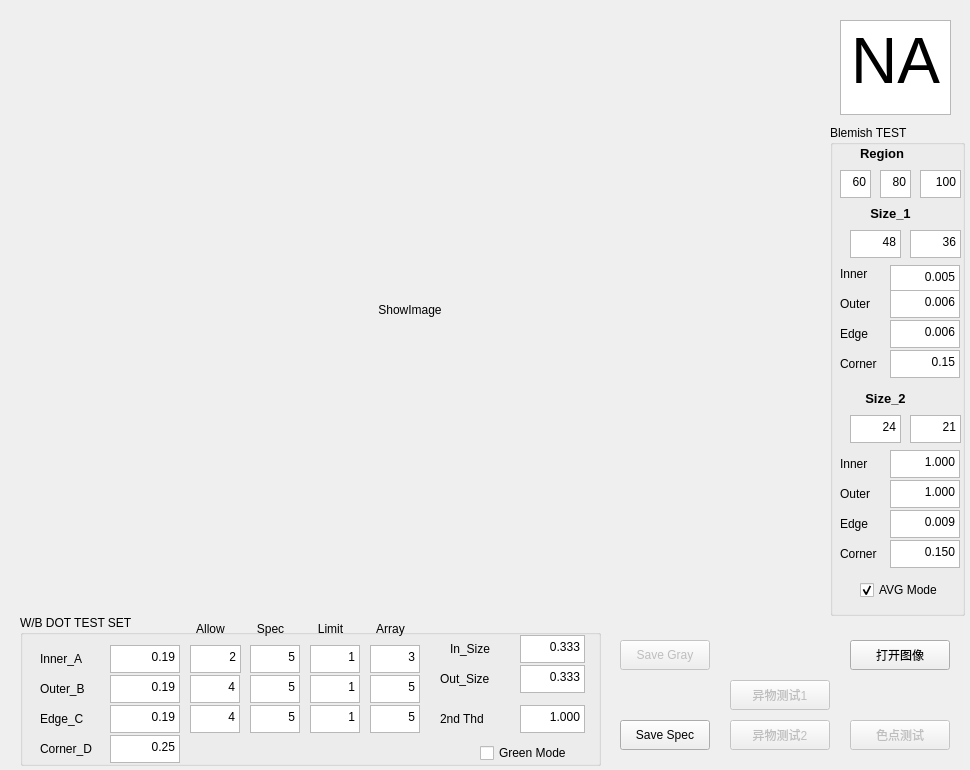
Qt form BlemishV04/BlemishV04.ui (ybb0001/BlemishV04) before a commit.
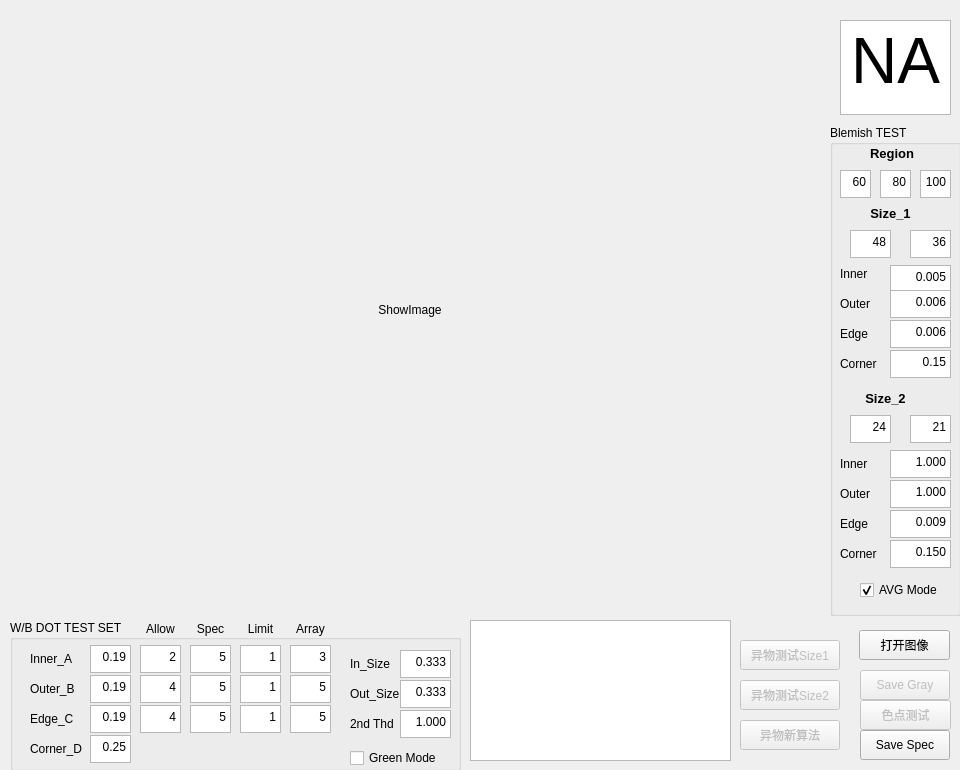
The same form after that commit.

```diff
--- a/BlemishV04/BlemishV04.ui
+++ b/BlemishV04/BlemishV04.ui
@@ -6,7 +6,7 @@
    <rect>
     <x>0</x>
     <y>0</y>
-    <width>970</width>
+    <width>960</width>
     <height>770</height>
    </rect>
   </property>
@@ -19,9 +19,9 @@
   <widget class="QPushButton" name="pushButton_open_image">
    <property name="geometry">
     <rect>
-     <x>850</x>
-     <y>640</y>
-     <width>100</width>
+     <x>859</x>
+     <y>630</y>
+     <width>91</width>
      <height>30</height>
     </rect>
    </property>
@@ -54,14 +54,14 @@
    </property>
    <property name="geometry">
     <rect>
-     <x>730</x>
-     <y>680</y>
+     <x>740</x>
+     <y>640</y>
      <width>100</width>
      <height>30</height>
     </rect>
    </property>
    <property name="text">
-    <string>异物测试1</string>
+    <string>异物测试Size1</string>
    </property>
   </widget>
   <widget class="QPushButton" name="pushButton_image_processing_2">
@@ -70,9 +70,9 @@
    </property>
    <property name="geometry">
     <rect>
-     <x>850</x>
-     <y>720</y>
-     <width>100</width>
+     <x>860</x>
+     <y>700</y>
+     <width>91</width>
      <height>30</height>
     </rect>
    </property>
@@ -106,9 +106,9 @@
   <widget class="QTextEdit" name="Threshold_A">
    <property name="geometry">
     <rect>
-     <x>110</x>
+     <x>90</x>
      <y>645</y>
-     <width>70</width>
+     <width>41</width>
      <height>28</height>
     </rect>
    </property>
@@ -123,7 +123,7 @@
   <widget class="QLabel" name="label">
    <property name="geometry">
     <rect>
-     <x>40</x>
+     <x>30</x>
      <y>645</y>
      <width>75</width>
      <height>28</height>
@@ -139,7 +139,7 @@
   <widget class="QLabel" name="label_2">
    <property name="geometry">
     <rect>
-     <x>40</x>
+     <x>30</x>
      <y>675</y>
      <width>75</width>
      <height>28</height>
@@ -155,7 +155,7 @@
   <widget class="QLabel" name="label_3">
    <property name="geometry">
     <rect>
-     <x>40</x>
+     <x>30</x>
      <y>705</y>
      <width>75</width>
      <height>28</height>
@@ -171,7 +171,7 @@
   <widget class="QLabel" name="label_4">
    <property name="geometry">
     <rect>
-     <x>40</x>
+     <x>30</x>
      <y>735</y>
      <width>75</width>
      <height>28</height>
@@ -187,9 +187,9 @@
   <widget class="QTextEdit" name="Threshold_B">
    <property name="geometry">
     <rect>
-     <x>110</x>
+     <x>90</x>
      <y>675</y>
-     <width>70</width>
+     <width>41</width>
      <height>28</height>
     </rect>
    </property>
@@ -204,9 +204,9 @@
   <widget class="QTextEdit" name="Threshold_C">
    <property name="geometry">
     <rect>
-     <x>110</x>
+     <x>90</x>
      <y>705</y>
-     <width>70</width>
+     <width>41</width>
      <height>28</height>
     </rect>
    </property>
@@ -221,9 +221,9 @@
   <widget class="QTextEdit" name="Threshold_D">
    <property name="geometry">
     <rect>
-     <x>110</x>
+     <x>90</x>
      <y>735</y>
-     <width>70</width>
+     <width>41</width>
      <height>28</height>
     </rect>
    </property>
@@ -238,9 +238,9 @@
   <widget class="QTextEdit" name="edge_Allow">
    <property name="geometry">
     <rect>
-     <x>190</x>
+     <x>140</x>
      <y>705</y>
-     <width>50</width>
+     <width>41</width>
      <height>28</height>
     </rect>
    </property>
@@ -255,9 +255,9 @@
   <widget class="QTextEdit" name="outer_Allow">
    <property name="geometry">
     <rect>
-     <x>190</x>
+     <x>140</x>
      <y>675</y>
-     <width>50</width>
+     <width>41</width>
      <height>28</height>
     </rect>
    </property>
@@ -272,9 +272,9 @@
   <widget class="QTextEdit" name="inner_Allow">
    <property name="geometry">
     <rect>
-     <x>190</x>
+     <x>140</x>
      <y>645</y>
-     <width>51</width>
+     <width>41</width>
      <height>28</height>
     </rect>
    </property>
@@ -289,7 +289,7 @@
   <widget class="QLabel" name="label_7">
    <property name="geometry">
     <rect>
-     <x>190</x>
+     <x>140</x>
      <y>615</y>
      <width>41</width>
      <height>28</height>
@@ -305,7 +305,7 @@
   <widget class="QLabel" name="label_8">
    <property name="geometry">
     <rect>
-     <x>250</x>
+     <x>190</x>
      <y>615</y>
      <width>41</width>
      <height>28</height>
@@ -321,9 +321,9 @@
   <widget class="QTextEdit" name="inner_Spec">
    <property name="geometry">
     <rect>
-     <x>250</x>
+     <x>190</x>
      <y>645</y>
-     <width>50</width>
+     <width>41</width>
      <height>28</height>
     </rect>
    </property>
@@ -338,9 +338,9 @@
   <widget class="QTextEdit" name="edge_Spec">
    <property name="geometry">
     <rect>
-     <x>250</x>
+     <x>190</x>
      <y>705</y>
-     <width>50</width>
+     <width>41</width>
      <height>28</height>
     </rect>
    </property>
@@ -355,9 +355,9 @@
   <widget class="QTextEdit" name="outer_Spec">
    <property name="geometry">
     <rect>
-     <x>250</x>
+     <x>190</x>
      <y>675</y>
-     <width>50</width>
+     <width>41</width>
      <height>28</height>
     </rect>
    </property>
@@ -372,9 +372,9 @@
   <widget class="QTextEdit" name="inner_Limit">
    <property name="geometry">
     <rect>
-     <x>310</x>
+     <x>240</x>
      <y>645</y>
-     <width>50</width>
+     <width>41</width>
      <height>28</height>
     </rect>
    </property>
@@ -389,9 +389,9 @@
   <widget class="QTextEdit" name="edge_Limit">
    <property name="geometry">
     <rect>
-     <x>310</x>
+     <x>240</x>
      <y>705</y>
-     <width>50</width>
+     <width>41</width>
      <height>28</height>
     </rect>
    </property>
@@ -406,9 +406,9 @@
   <widget class="QTextEdit" name="outer_Limit">
    <property name="geometry">
     <rect>
-     <x>310</x>
+     <x>240</x>
      <y>675</y>
-     <width>50</width>
+     <width>41</width>
      <height>28</height>
     </rect>
    </property>
@@ -423,7 +423,7 @@
   <widget class="QLabel" name="label_9">
    <property name="geometry">
     <rect>
-     <x>310</x>
+     <x>240</x>
      <y>615</y>
      <width>41</width>
      <height>28</height>
@@ -439,9 +439,9 @@
   <widget class="QTextEdit" name="inner_Array">
    <property name="geometry">
     <rect>
-     <x>370</x>
+     <x>290</x>
      <y>645</y>
-     <width>50</width>
+     <width>41</width>
      <height>28</height>
     </rect>
    </property>
@@ -456,9 +456,9 @@
   <widget class="QTextEdit" name="edge_Array">
    <property name="geometry">
     <rect>
-     <x>370</x>
+     <x>290</x>
      <y>705</y>
-     <width>50</width>
+     <width>41</width>
      <height>28</height>
     </rect>
    </property>
@@ -473,9 +473,9 @@
   <widget class="QTextEdit" name="outer_Array">
    <property name="geometry">
     <rect>
-     <x>370</x>
+     <x>290</x>
      <y>675</y>
-     <width>50</width>
+     <width>41</width>
      <height>28</height>
     </rect>
    </property>
@@ -490,7 +490,7 @@
   <widget class="QLabel" name="label_10">
    <property name="geometry">
     <rect>
-     <x>370</x>
+     <x>290</x>
      <y>615</y>
      <width>41</width>
      <height>28</height>
@@ -506,8 +506,8 @@
   <widget class="QPushButton" name="saveValue">
    <property name="geometry">
     <rect>
-     <x>620</x>
-     <y>720</y>
+     <x>860</x>
+     <y>730</y>
      <width>90</width>
      <height>30</height>
     </rect>
@@ -556,7 +556,7 @@
     <rect>
      <x>890</x>
      <y>350</y>
-     <width>70</width>
+     <width>61</width>
      <height>28</height>
     </rect>
    </property>
@@ -589,7 +589,7 @@
     <rect>
      <x>890</x>
      <y>290</y>
-     <width>70</width>
+     <width>61</width>
      <height>28</height>
     </rect>
    </property>
@@ -606,7 +606,7 @@
     <rect>
      <x>890</x>
      <y>320</y>
-     <width>70</width>
+     <width>61</width>
      <height>28</height>
     </rect>
    </property>
@@ -637,9 +637,9 @@
   <widget class="QGroupBox" name="groupBox">
    <property name="geometry">
     <rect>
-     <x>20</x>
-     <y>615</y>
-     <width>581</width>
+     <x>10</x>
+     <y>620</y>
+     <width>451</width>
      <height>151</height>
     </rect>
    </property>
@@ -652,7 +652,7 @@
    <widget class="QCheckBox" name="greenMode">
     <property name="geometry">
      <rect>
-      <x>460</x>
+      <x>340</x>
       <y>128</y>
       <width>118</width>
       <height>20</height>
@@ -668,9 +668,9 @@
    <widget class="QTextEdit" name="out_Size">
     <property name="geometry">
      <rect>
-      <x>500</x>
-      <y>50</y>
-      <width>65</width>
+      <x>390</x>
+      <y>60</y>
+      <width>51</width>
       <height>28</height>
      </rect>
     </property>
@@ -685,9 +685,9 @@
    <widget class="QTextEdit" name="in_Size">
     <property name="geometry">
      <rect>
-      <x>500</x>
-      <y>20</y>
-      <width>65</width>
+      <x>390</x>
+      <y>30</y>
+      <width>51</width>
       <height>28</height>
      </rect>
     </property>
@@ -702,8 +702,8 @@
    <widget class="QLabel" name="label_5">
     <property name="geometry">
      <rect>
-      <x>430</x>
-      <y>20</y>
+      <x>340</x>
+      <y>30</y>
       <width>61</width>
       <height>28</height>
      </rect>
@@ -718,8 +718,8 @@
    <widget class="QLabel" name="label_6">
     <property name="geometry">
      <rect>
-      <x>420</x>
-      <y>50</y>
+      <x>340</x>
+      <y>60</y>
       <width>71</width>
       <height>28</height>
      </rect>
@@ -734,9 +734,9 @@
    <widget class="QTextEdit" name="SecondThd">
     <property name="geometry">
      <rect>
-      <x>500</x>
+      <x>390</x>
       <y>90</y>
-      <width>65</width>
+      <width>51</width>
       <height>28</height>
      </rect>
     </property>
@@ -751,7 +751,7 @@
    <widget class="QLabel" name="label_22">
     <property name="geometry">
      <rect>
-      <x>420</x>
+      <x>340</x>
       <y>90</y>
       <width>61</width>
       <height>28</height>
@@ -770,7 +770,7 @@
     <rect>
      <x>830</x>
      <y>125</y>
-     <width>135</width>
+     <width>131</width>
      <height>491</height>
     </rect>
    </property>
@@ -782,7 +782,7 @@
      <rect>
       <x>60</x>
       <y>140</y>
-      <width>70</width>
+      <width>61</width>
       <height>28</height>
      </rect>
     </property>
@@ -835,7 +835,7 @@
     <rect>
      <x>850</x>
      <y>230</y>
-     <width>51</width>
+     <width>41</width>
      <height>28</height>
     </rect>
    </property>
@@ -850,9 +850,9 @@
   <widget class="QLabel" name="label_15">
    <property name="geometry">
     <rect>
-     <x>860</x>
+     <x>870</x>
      <y>140</y>
-     <width>75</width>
+     <width>61</width>
      <height>28</height>
     </rect>
    </property>
@@ -902,7 +902,7 @@
     <rect>
      <x>920</x>
      <y>170</y>
-     <width>41</width>
+     <width>31</width>
      <height>28</height>
     </rect>
    </property>
@@ -919,7 +919,7 @@
     <rect>
      <x>910</x>
      <y>230</y>
-     <width>51</width>
+     <width>41</width>
      <height>28</height>
     </rect>
    </property>
@@ -936,7 +936,7 @@
     <rect>
      <x>890</x>
      <y>450</y>
-     <width>70</width>
+     <width>61</width>
      <height>28</height>
     </rect>
    </property>
@@ -953,7 +953,7 @@
     <rect>
      <x>910</x>
      <y>415</y>
-     <width>51</width>
+     <width>41</width>
      <height>28</height>
     </rect>
    </property>
@@ -970,7 +970,7 @@
     <rect>
      <x>890</x>
      <y>510</y>
-     <width>70</width>
+     <width>61</width>
      <height>28</height>
     </rect>
    </property>
@@ -987,7 +987,7 @@
     <rect>
      <x>890</x>
      <y>540</y>
-     <width>70</width>
+     <width>61</width>
      <height>28</height>
     </rect>
    </property>
@@ -1004,7 +1004,7 @@
     <rect>
      <x>890</x>
      <y>480</y>
-     <width>70</width>
+     <width>61</width>
      <height>28</height>
     </rect>
    </property>
@@ -1088,7 +1088,7 @@
     <rect>
      <x>850</x>
      <y>415</y>
-     <width>51</width>
+     <width>41</width>
      <height>28</height>
     </rect>
    </property>
@@ -1122,8 +1122,8 @@
    </property>
    <property name="geometry">
     <rect>
-     <x>620</x>
-     <y>640</y>
+     <x>860</x>
+     <y>670</y>
      <width>90</width>
      <height>30</height>
     </rect>
@@ -1141,17 +1141,42 @@
    </property>
    <property name="geometry">
     <rect>
-     <x>730</x>
+     <x>740</x>
+     <y>680</y>
+     <width>100</width>
+     <height>30</height>
+    </rect>
+   </property>
+   <property name="text">
+    <string>异物测试Size2</string>
+   </property>
+  </widget>
+  <widget class="QPushButton" name="pushButton_BlemishCheckNew">
+   <property name="enabled">
+    <bool>false</bool>
+   </property>
+   <property name="geometry">
+    <rect>
+     <x>740</x>
      <y>720</y>
      <width>100</width>
      <height>30</height>
     </rect>
    </property>
    <property name="text">
-    <string>异物测试2</string>
+    <string>异物新算法</string>
    </property>
   </widget>
-  <zorder>groupBox_2</zorder>
+  <widget class="QTextBrowser" name="log">
+   <property name="geometry">
+    <rect>
+     <x>470</x>
+     <y>620</y>
+     <width>261</width>
+     <height>141</height>
+    </rect>
+   </property>
+  </widget>
   <zorder>groupBox</zorder>
   <zorder>pushButton_open_image</zorder>
   <zorder>pushButton_image_processing</zorder>
```
Left out of the diff: 8 changed lines with no effect on the pictures.
